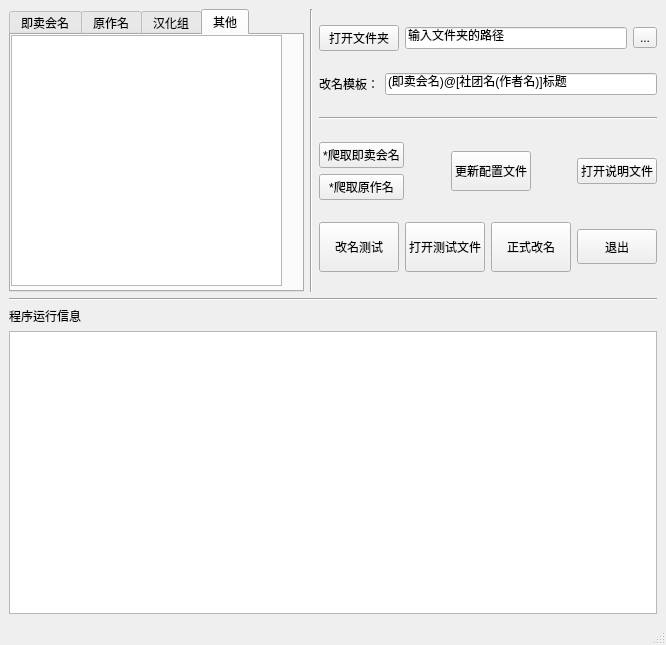
First picture: the form in 本子改名/ui.ui, repository PPJUST/pesonal-python, before the edit.
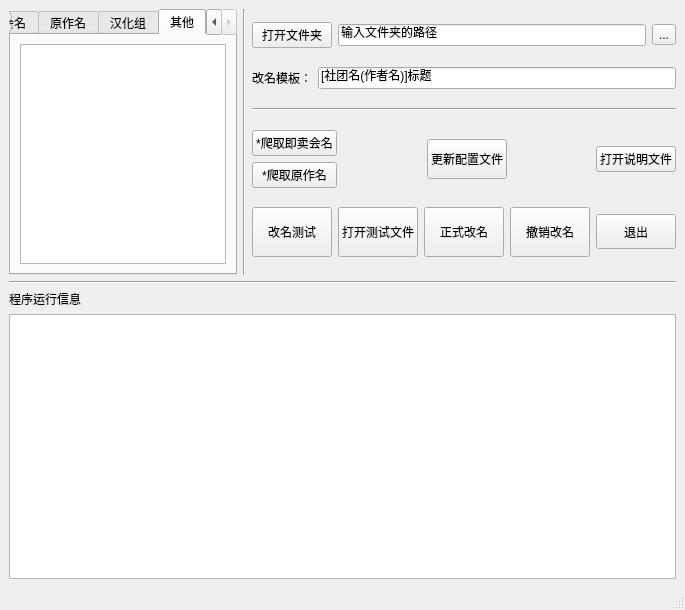
Second picture: the form after the edit. The open tabs and pages were chosen to show the change.

Commit message: 增加“撤销改名”按钮，调整布局

What changed in the file:
```diff
--- a/本子改名/ui.ui
+++ b/本子改名/ui.ui
@@ -6,20 +6,18 @@
    <rect>
     <x>0</x>
     <y>0</y>
-    <width>666</width>
-    <height>645</height>
+    <width>685</width>
+    <height>610</height>
    </rect>
   </property>
   <property name="windowTitle">
    <string>本子改名</string>
   </property>
   <widget class="QWidget" name="centralwidget">
+   <layout class="QGridLayout" name="gridLayout">
+    <item row="0" column="0">
    <layout class="QHBoxLayout" name="horizontalLayout_6">
     <item>
-     <layout class="QVBoxLayout" name="verticalLayout_4">
-      <item>
-       <layout class="QHBoxLayout" name="horizontalLayout_5">
-        <item>
          <widget class="QTabWidget" name="tab_widget">
           <property name="enabled">
            <bool>true</bool>
@@ -100,15 +98,9 @@
            <attribute name="title">
             <string>其他</string>
            </attribute>
+         <layout class="QHBoxLayout" name="horizontalLayout_5">
+          <item>
            <widget class="QTextEdit" name="text_edit_other">
-            <property name="geometry">
-             <rect>
-              <x>0</x>
-              <y>0</y>
-              <width>271</width>
-              <height>251</height>
-             </rect>
-            </property>
             <property name="html">
              <string>&lt;!DOCTYPE HTML PUBLIC &quot;-//W3C//DTD HTML 4.0//EN&quot; &quot;http://www.w3.org/TR/REC-html40/strict.dtd&quot;&gt;
 &lt;html&gt;&lt;head&gt;&lt;meta name=&quot;qrichtext&quot; content=&quot;1&quot; /&gt;&lt;style type=&quot;text/css&quot;&gt;
@@ -117,6 +109,8 @@
 &lt;p style=&quot;-qt-paragraph-type:empty; margin-top:0px; margin-bottom:0px; margin-left:0px; margin-right:0px; -qt-block-indent:0; text-indent:0px;&quot;&gt;&lt;br /&gt;&lt;/p&gt;&lt;/body&gt;&lt;/html&gt;</string>
             </property>
            </widget>
+          </item>
+         </layout>
           </widget>
          </widget>
         </item>
@@ -128,7 +122,7 @@
          </widget>
         </item>
         <item>
-         <layout class="QVBoxLayout" name="verticalLayout_3">
+       <layout class="QVBoxLayout" name="verticalLayout">
           <item>
            <layout class="QHBoxLayout" name="horizontalLayout_2">
             <item>
@@ -170,7 +164,7 @@
             <item>
              <widget class="QLineEdit" name="line_edit_model">
               <property name="text">
-               <string>(即卖会名)@[社团名(作者名)]标题</string>
+             <string>[社团名(作者名)]标题</string>
               </property>
              </widget>
             </item>
@@ -292,6 +286,19 @@
               </property>
              </widget>
             </item>
+          <item>
+           <widget class="QPushButton" name="button_back">
+            <property name="minimumSize">
+             <size>
+              <width>0</width>
+              <height>50</height>
+             </size>
+            </property>
+            <property name="text">
+             <string>撤销改名</string>
+            </property>
+           </widget>
+          </item>
             <item>
              <widget class="QPushButton" name="button_quit">
               <property name="minimumSize">
@@ -311,21 +318,21 @@
         </item>
        </layout>
       </item>
-      <item>
+    <item row="1" column="0">
        <widget class="Line" name="line">
         <property name="orientation">
          <enum>Qt::Horizontal</enum>
         </property>
        </widget>
       </item>
-      <item>
+    <item row="2" column="0">
        <widget class="QLabel" name="label">
         <property name="text">
          <string>程序运行信息</string>
         </property>
        </widget>
       </item>
-      <item>
+    <item row="3" column="0">
        <widget class="QTextBrowser" name="text_info">
         <property name="html">
          <string>&lt;!DOCTYPE HTML PUBLIC &quot;-//W3C//DTD HTML 4.0//EN&quot; &quot;http://www.w3.org/TR/REC-html40/strict.dtd&quot;&gt;
@@ -335,8 +342,6 @@
 &lt;p style=&quot;-qt-paragraph-type:empty; margin-top:0px; margin-bottom:0px; margin-left:0px; margin-right:0px; -qt-block-indent:0; text-indent:0px;&quot;&gt;&lt;br /&gt;&lt;/p&gt;&lt;/body&gt;&lt;/html&gt;</string>
         </property>
        </widget>
-      </item>
-     </layout>
     </item>
    </layout>
   </widget>
```
Left out of the diff: 38 changed lines with no effect on the pictures. Lines whose indentation alone changed are shown as unchanged.
